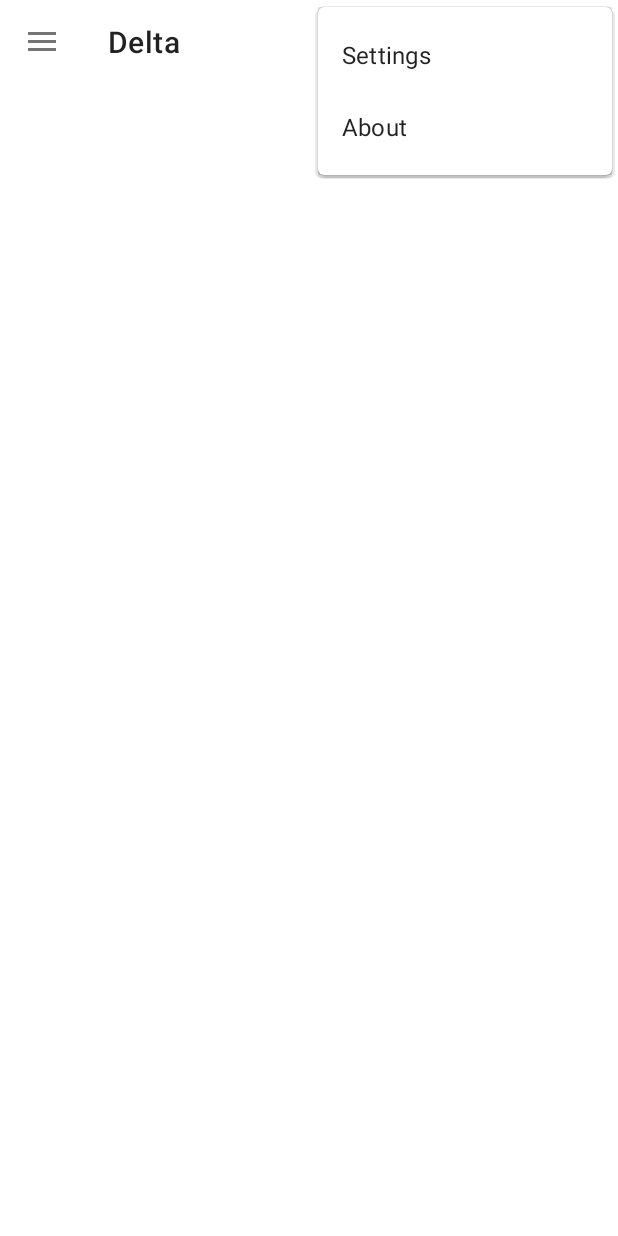
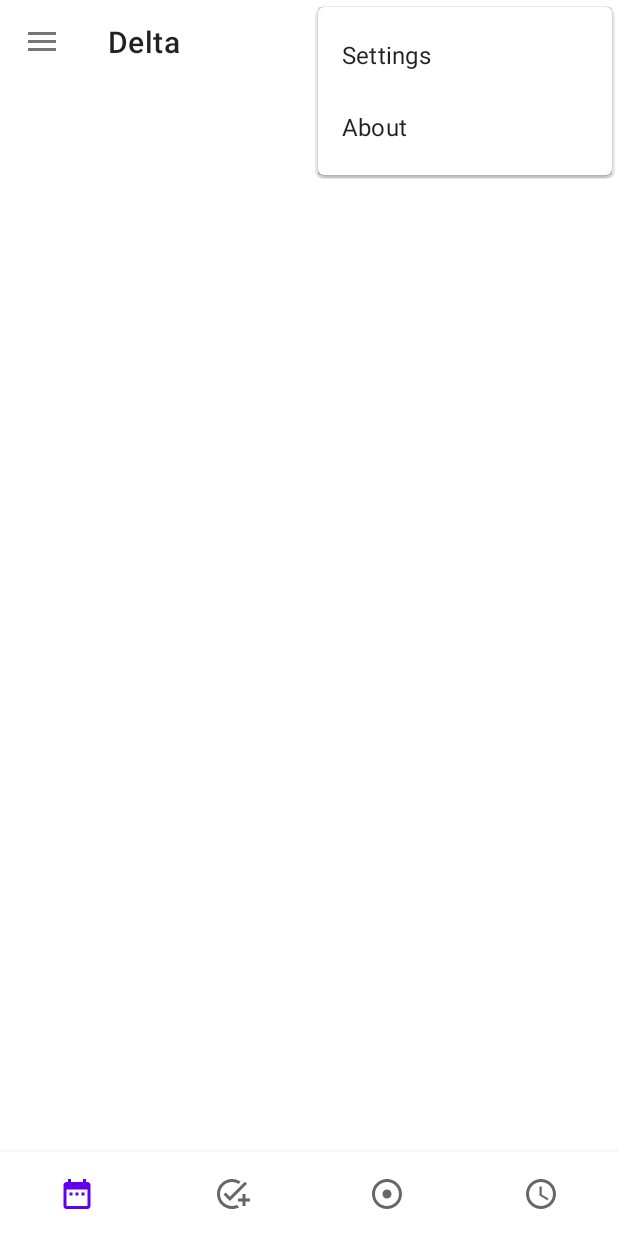
Before and after one commit to Secret-Delta/Delta, an Android app: the screen it shows after launch (MainActivity), with the options menu open, on a phone screen of 412 x 824 dp. Run offline under Robolectric (Android 15) with nearby library versions, the phone set to English and light mode, and no system bars.

Commit message:
Added bottom navigation bar

```diff
--- a/app/build.gradle
+++ b/app/build.gradle
@@ -25,6 +25,10 @@ android {
         sourceCompatibility JavaVersion.VERSION_1_8
         targetCompatibility JavaVersion.VERSION_1_8
     }
+
+    buildFeatures {
+        viewBinding = true
+    }
 }
 
 dependencies {
--- /dev/null
+++ b/app/src/main/java/com/SecretDelta/delta/Fragments/CalendarFragment.java
@@ -0,0 +1,23 @@
+package com.SecretDelta.delta.Fragments;
+
+import android.os.Bundle;
+
+import androidx.fragment.app.Fragment;
+
+import android.view.LayoutInflater;
+import android.view.View;
+import android.view.ViewGroup;
+
+import com.SecretDelta.delta.R;
+
+
+public class CalendarFragment extends Fragment {
+
+
+    @Override
+    public View onCreateView(LayoutInflater inflater, ViewGroup container,
+                             Bundle savedInstanceState) {
+
+        return inflater.inflate(R.layout.fragment_calendar, container, false);
+    }
+}
--- /dev/null
+++ b/app/src/main/java/com/SecretDelta/delta/Fragments/TaskFragment.java
@@ -0,0 +1,20 @@
+package com.SecretDelta.delta.Fragments;
+
+import android.os.Bundle;
+
+import androidx.fragment.app.Fragment;
+
+import android.view.LayoutInflater;
+import android.view.View;
+import android.view.ViewGroup;
+
+import com.SecretDelta.delta.R;
+
+public class TaskFragment extends Fragment {
+
+    @Override
+    public View onCreateView(LayoutInflater inflater, ViewGroup container,
+                             Bundle savedInstanceState) {
+        return inflater.inflate(R.layout.fragment_task, container, false);
+    }
+}
--- a/app/src/main/java/com/SecretDelta/delta/MainActivity.java
+++ b/app/src/main/java/com/SecretDelta/delta/MainActivity.java
@@ -10,6 +10,11 @@ import android.os.Bundle;
 import android.view.Menu;
 import android.view.MenuItem;
 
+import com.SecretDelta.delta.Fragments.CalendarFragment;
+import com.SecretDelta.delta.Fragments.TaskFragment;
+import com.SecretDelta.delta.databinding.ActivityMainBinding;
+import com.google.android.material.bottomnavigation.BottomNavigationView;
+import com.google.android.material.navigation.NavigationBarView;
 import com.google.android.material.navigation.NavigationView;
 
 public class MainActivity extends AppCompatActivity implements NavigationView.OnNavigationItemSelectedListener {
@@ -17,6 +22,11 @@ public class MainActivity extends AppCompatActivity implements NavigationView.On
     private Toolbar mToolbar;
     private DrawerLayout drawerLayout;
     private NavigationView navigationView;
+
+    BottomNavigationView bottomNavigationView;
+
+    CalendarFragment calendarFragment = new CalendarFragment();
+    TaskFragment taskFragment = new TaskFragment();
 
     @Override
     protected void onCreate(Bundle savedInstanceState) {
@@ -41,6 +51,25 @@ public class MainActivity extends AppCompatActivity implements NavigationView.On
         actionBarDrawerToggle.syncState();
         navigationView.setNavigationItemSelectedListener(this);
 
+//        bottomNavigationView = findViewById(R.id.bottom_navigation);
+//
+//        getSupportFragmentManager().beginTransaction().replace(R.id.container, calendarFragment).commit();
+//
+//        bottomNavigationView.setOnItemSelectedListener(new NavigationBarView.OnItemSelectedListener() {
+//            @Override
+//            public boolean onNavigationItemSelected(MenuItem item) {
+//                switch (item.getItemId()){
+//                    case R.id.calendar:
+//                        getSupportFragmentManager().beginTransaction().replace(R.id.container, calendarFragment).commit();
+//                        return true;
+//                    case R.id.task:
+//                        getSupportFragmentManager().beginTransaction().replace(R.id.container, taskFragment).commit();
+//                        return true;
+//                }
+//                return false;
+//            }
+//        });
+
     }
 
     @Override
--- /dev/null
+++ b/app/src/main/res/drawable/baseline_calendar_24.xml
@@ -0,0 +1,10 @@
+<vector xmlns:android="http://schemas.android.com/apk/res/android"
+    android:width="24dp"
+    android:height="24dp"
+    android:viewportWidth="24"
+    android:viewportHeight="24"
+    android:tint="?attr/colorControlNormal">
+  <path
+      android:fillColor="@android:color/white"
+      android:pathData="M9,11L7,11v2h2v-2zM13,11h-2v2h2v-2zM17,11h-2v2h2v-2zM19,4h-1L18,2h-2v2L8,4L8,2L6,2v2L5,4c-1.11,0 -1.99,0.9 -1.99,2L3,20c0,1.1 0.89,2 2,2h14c1.1,0 2,-0.9 2,-2L21,6c0,-1.1 -0.9,-2 -2,-2zM19,20L5,20L5,9h14v11z"/>
+</vector>
--- /dev/null
+++ b/app/src/main/res/drawable/baseline_habbit_24.xml
@@ -0,0 +1,13 @@
+<vector xmlns:android="http://schemas.android.com/apk/res/android"
+    android:width="24dp"
+    android:height="24dp"
+    android:viewportWidth="24"
+    android:viewportHeight="24"
+    android:tint="?attr/colorControlNormal">
+  <path
+      android:fillColor="@android:color/white"
+      android:pathData="M11.99,2C6.47,2 2,6.48 2,12s4.47,10 9.99,10C17.52,22 22,17.52 22,12S17.52,2 11.99,2zM12,20c-4.42,0 -8,-3.58 -8,-8s3.58,-8 8,-8 8,3.58 8,8 -3.58,8 -8,8z"/>
+  <path
+      android:fillColor="@android:color/white"
+      android:pathData="M12.5,7H11v6l5.25,3.15 0.75,-1.23 -4.5,-2.67z"/>
+</vector>
--- /dev/null
+++ b/app/src/main/res/drawable/baseline_pomodoro_24.xml
@@ -0,0 +1,10 @@
+<vector xmlns:android="http://schemas.android.com/apk/res/android"
+    android:width="24dp"
+    android:height="24dp"
+    android:viewportWidth="24"
+    android:viewportHeight="24"
+    android:tint="?attr/colorControlNormal">
+  <path
+      android:fillColor="@android:color/white"
+      android:pathData="M12,2C6.49,2 2,6.49 2,12s4.49,10 10,10 10,-4.49 10,-10S17.51,2 12,2zM12,20c-4.41,0 -8,-3.59 -8,-8s3.59,-8 8,-8 8,3.59 8,8 -3.59,8 -8,8zM15,12c0,1.66 -1.34,3 -3,3s-3,-1.34 -3,-3 1.34,-3 3,-3 3,1.34 3,3z"/>
+</vector>
--- /dev/null
+++ b/app/src/main/res/drawable/baseline_task_24.xml
@@ -0,0 +1,10 @@
+<vector xmlns:android="http://schemas.android.com/apk/res/android"
+    android:width="24dp"
+    android:height="24dp"
+    android:viewportWidth="24"
+    android:viewportHeight="24"
+    android:tint="?attr/colorControlNormal">
+  <path
+      android:fillColor="@android:color/white"
+      android:pathData="M22,5.18L10.59,16.6l-4.24,-4.24l1.41,-1.41l2.83,2.83l10,-10L22,5.18zM12,20c-4.41,0 -8,-3.59 -8,-8s3.59,-8 8,-8c1.57,0 3.04,0.46 4.28,1.25l1.45,-1.45C16.1,2.67 14.13,2 12,2C6.48,2 2,6.48 2,12s4.48,10 10,10c1.73,0 3.36,-0.44 4.78,-1.22l-1.5,-1.5C14.28,19.74 13.17,20 12,20zM19,15h-3v2h3v3h2v-3h3v-2h-3v-3h-2V15z"/>
+</vector>
--- a/app/src/main/res/layout/activity_main.xml
+++ b/app/src/main/res/layout/activity_main.xml
@@ -40,6 +40,28 @@
 
         </com.google.android.material.appbar.AppBarLayout>
 
+        <!--    Bottom Navigation Bar   -->
+        <RelativeLayout
+            android:layout_width="match_parent"
+            android:layout_height="match_parent">
+
+            <FrameLayout
+                android:id="@+id/container"
+                android:layout_width="match_parent"
+                android:layout_height="match_parent"
+                android:layout_alignBottom="@+id/bottom_navigation"
+                android:layout_marginBottom="56dp" />
+
+            <com.google.android.material.bottomnavigation.BottomNavigationView
+                android:id="@+id/bottom_navigation"
+                android:layout_width="match_parent"
+                android:layout_height="wrap_content"
+                android:layout_alignParentBottom="true"
+                app:labelVisibilityMode="unlabeled"
+                app:menu="@menu/bottom_navigation_menu" />
+
+        </RelativeLayout>
+
     </androidx.coordinatorlayout.widget.CoordinatorLayout>
 
     <!--    Navigation Drawer   -->
@@ -48,8 +70,7 @@
         android:layout_width="wrap_content"
         android:layout_height="match_parent"
         android:layout_gravity="start"
-        app:menu="@menu/nav_menu"
         app:headerLayout="@layout/nav_layout"
-        />
+        app:menu="@menu/nav_menu" />
 
 </androidx.drawerlayout.widget.DrawerLayout>
--- /dev/null
+++ b/app/src/main/res/menu/bottom_navigation_menu.xml
@@ -0,0 +1,20 @@
+<?xml version="1.0" encoding="utf-8"?>
+<menu xmlns:android="http://schemas.android.com/apk/res/android">
+    <item
+        android:id="@+id/calendar"
+        android:icon="@drawable/baseline_calendar_24"
+        android:title="Calendar" />
+    <item
+        android:id="@+id/task"
+        android:icon="@drawable/baseline_task_24"
+        android:title="Task" />
+    <item
+        android:id="@+id/pomodoro"
+        android:icon="@drawable/baseline_pomodoro_24"
+        android:title="pomodoro" />
+    <item
+        android:id="@+id/habbit"
+        android:icon="@drawable/baseline_habbit_24"
+        android:title="Habbit" />
+
+</menu>
```
Also changed, not shown: app/src/main/java/com/SecretDelta/delta/Fragments/HabbitFragment.java (added, +20 -0 lines), app/src/main/java/com/SecretDelta/delta/Fragments/PomodoroFragment.java (added, +20 -0 lines), app/src/main/res/layout/fragment_calendar.xml (added, +19 -0 lines), app/src/main/res/layout/fragment_habbit.xml (added, +19 -0 lines), app/src/main/res/layout/fragment_pomodoro.xml (added, +19 -0 lines), app/src/main/res/layout/fragment_task.xml (added, +18 -0 lines), app/src/main/res/values/strings.xml (+7 -0 lines).
